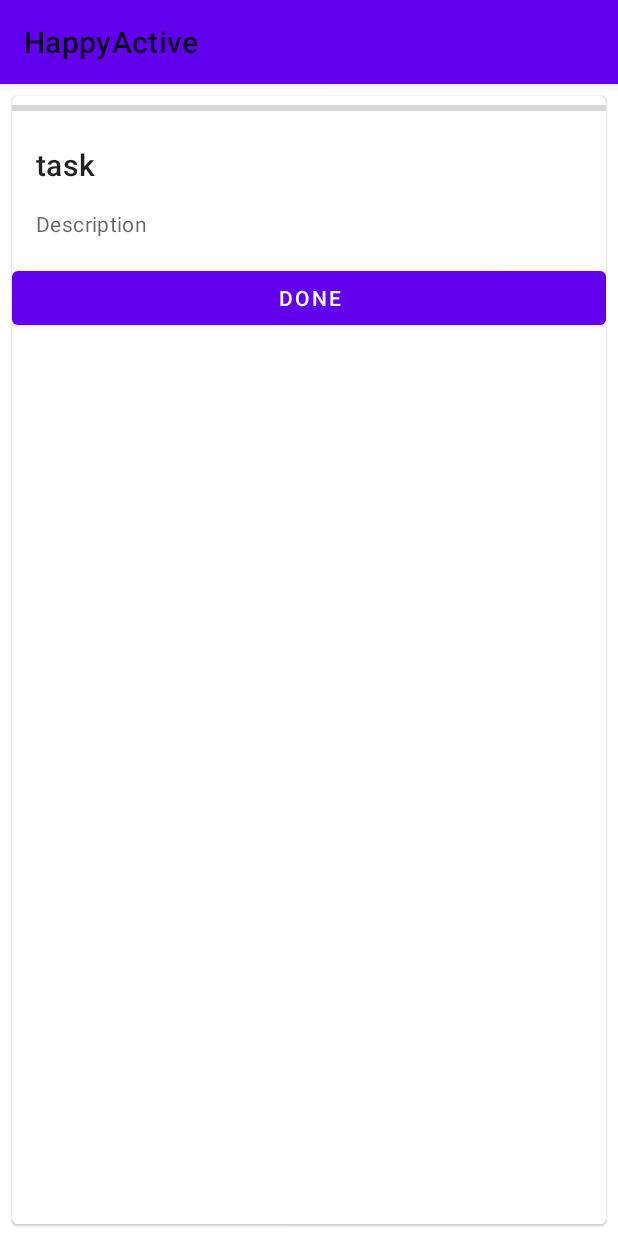
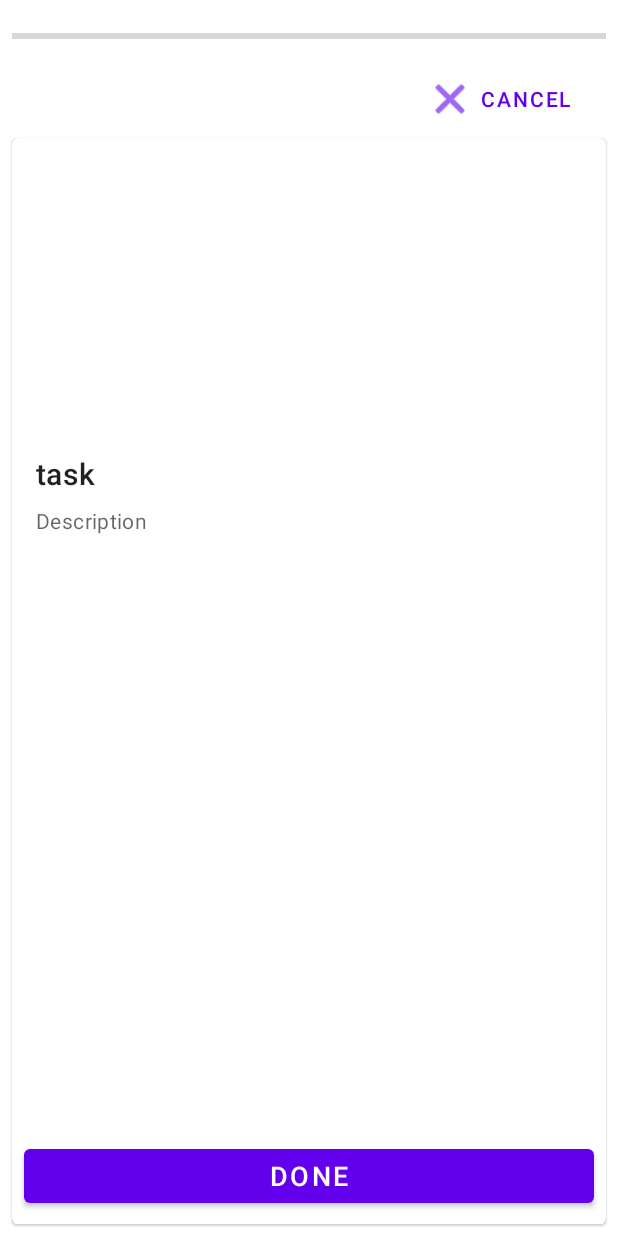
Before and after one commit to ZakharA/HappyActive, an Android app: the TaskFragment screen opened directly, with no data from a screen before it, on a phone screen of 412 x 824 dp. Run offline under Robolectric (Android 15) with nearby library versions, the phone set to English and light mode, and no system bars; our stand-ins replace Room's generated code; 4 statements that could not run were skipped.

Commit message:
impl: update session record after acitivity was canceled

```diff
--- a/app/build.gradle
+++ b/app/build.gradle
@@ -54,4 +54,6 @@ dependencies {
     androidTestImplementation 'androidx.test.ext:junit:1.1.1'
     androidTestImplementation 'androidx.test.espresso:espresso-core:3.2.0'
     androidTestImplementation "androidx.arch.core:core-testing:2.1.0"
+    //noinspection GradleCompatible
+    implementation 'com.android.support:cardview-v7:28.0.0'
 }
--- a/app/src/main/java/edu/monash/student/happyactive/ActivityPackages/Repositories/ActivitySessionRepository.java
+++ b/app/src/main/java/edu/monash/student/happyactive/ActivityPackages/Repositories/ActivitySessionRepository.java
@@ -27,7 +27,7 @@ public class ActivitySessionRepository {
     }
 
     public void cancelSession(ActivitySession session) {
-        activitySessionDao.cancelSession(session);
+        new cancelAsyncTask(activitySessionDao).execute(session);
     }
 
     public void addNewJournalEntry(ActivityJournal journalEntry) {
@@ -78,4 +78,19 @@ public class ActivitySessionRepository {
             super.onPostExecute(aLong);
         }
     }
+
+    private static class cancelAsyncTask extends AsyncTask<ActivitySession, Void, Void> {
+        private ActivitySessionDao mSessionDao;
+
+        public cancelAsyncTask(ActivitySessionDao mSessionDao) {
+            this.mSessionDao = mSessionDao;
+        }
+
+        @Override
+        protected Void doInBackground(ActivitySession... activitySessions) {
+            mSessionDao.cancelSession(activitySessions[0]);
+            return null;
+        }
+
+    }
 }
--- a/app/src/main/java/edu/monash/student/happyactive/ActivityPackages/viewModels/ActivitySessionViewModel.java
+++ b/app/src/main/java/edu/monash/student/happyactive/ActivityPackages/viewModels/ActivitySessionViewModel.java
@@ -68,6 +68,11 @@ public class ActivitySessionViewModel  extends AndroidViewModel {
         activitySessionRepository.insertNewSession(activitySession);
     }
 
+    public void cancelSession() {
+        activitySession.currentTaskId = sessionManager.completeTaskInProgress().id;
+        activitySessionRepository.cancelSession(activitySession);
+    }
+
     public static class Factory extends ViewModelProvider.NewInstanceFactory {
         @NonNull
         private final Application application;
--- a/app/src/main/java/edu/monash/student/happyactive/fragments/TaskFragment.java
+++ b/app/src/main/java/edu/monash/student/happyactive/fragments/TaskFragment.java
@@ -1,5 +1,6 @@
 package edu.monash.student.happyactive.fragments;
 
+import android.content.DialogInterface;
 import android.os.Bundle;
 
 import androidx.annotation.NonNull;
@@ -13,6 +14,8 @@ import android.view.ViewGroup;
 import android.widget.Button;
 import android.widget.ProgressBar;
 import android.widget.TextView;
+
+import com.google.android.material.dialog.MaterialAlertDialogBuilder;
 
 import org.w3c.dom.Text;
 
@@ -59,6 +62,7 @@ public class TaskFragment extends Fragment {
         mTaskDescription = view.findViewById(R.id.task_description);
         mProgressBar = view.findViewById(R.id.task_progress_bar);
         Button doneButton = view.findViewById(R.id.done_task_button);
+        Button cancelButton = view.findViewById(R.id.cancel_session_button);
 
         doneButton.setOnClickListener(new View.OnClickListener() {
             @Override
@@ -70,6 +74,29 @@ public class TaskFragment extends Fragment {
                     doneButton.setText(R.string.complete_activity_text);
                     mSessionViewModel.saveSessionAfterActivityIsCompleted();
                 }
+            }
+        });
+
+        cancelButton.setOnClickListener(new View.OnClickListener() {
+            @Override
+            public void onClick(View v) {
+                MaterialAlertDialogBuilder builder = new MaterialAlertDialogBuilder(getActivity());
+                builder.setTitle(getResources().getString(R.string.dialog_cancel_session))
+                        .setNegativeButton(getResources().getText(R.string.no), new DialogInterface.OnClickListener() {
+                            @Override
+                            public void onClick(DialogInterface dialog, int which) {
+
+                            }
+                        })
+                        .setPositiveButton(getResources().getString(R.string.yes), new DialogInterface.OnClickListener() {
+                            @Override
+                            public void onClick(DialogInterface dialog, int which) {
+                                mSessionViewModel.cancelSession();
+                                //#TODO redirect to main screen
+                            }
+                        })
+                        .show();
+
             }
         });
         return view;
--- a/app/src/main/res/layout/fragment_task.xml
+++ b/app/src/main/res/layout/fragment_task.xml
@@ -1,27 +1,65 @@
 <?xml version="1.0" encoding="utf-8"?>
 <FrameLayout xmlns:android="http://schemas.android.com/apk/res/android"
+    xmlns:app="http://schemas.android.com/apk/res-auto"
     xmlns:tools="http://schemas.android.com/tools"
     android:layout_width="match_parent"
     android:layout_height="match_parent"
     android:id="@+id/task_fragment"
     tools:context=".SessionActivity">
 
+    <RelativeLayout
+        android:layout_width="match_parent"
+        android:layout_height="match_parent">
+
+        <ProgressBar
+            android:id="@+id/task_progress_bar"
+            style="@style/Widget.AppCompat.ProgressBar.Horizontal"
+            android:layout_width="match_parent"
+            android:layout_height="wrap_content"
+            android:layout_marginStart="8dp"
+            android:layout_marginLeft="8dp"
+            android:layout_marginTop="16dp"
+            android:layout_marginEnd="8dp"
+            android:layout_marginRight="8dp" />
+
+        <Button
+            android:id="@+id/cancel_session_button"
+            style="@style/Widget.MaterialComponents.Button.TextButton.Icon"
+            android:layout_width="wrap_content"
+            android:layout_height="wrap_content"
+            android:layout_below="@id/task_progress_bar"
+            android:layout_alignParentRight="true"
+            android:layout_marginTop="8dp"
+            android:layout_marginEnd="24dp"
+            android:layout_marginRight="24dp"
+            android:text="@string/cancel_session_button"
+            android:textSize="14sp"
+            app:icon="@android:drawable/ic_menu_close_clear_cancel" />
+
+
         <com.google.android.material.card.MaterialCardView
             android:id="@+id/card"
             android:layout_width="match_parent"
             android:layout_height="match_parent"
-        android:layout_margin="8dp">
+            android:layout_below="@id/cancel_session_button"
+            android:layout_marginStart="8dp"
+            android:layout_marginLeft="8dp"
+            android:layout_marginTop="0dp"
+            android:layout_marginEnd="8dp"
+            android:layout_marginRight="8dp"
+            android:layout_marginBottom="8dp">
 
             <LinearLayout
                 android:layout_width="match_parent"
-            android:layout_height="match_parent"
+                android:layout_height="wrap_content"
                 android:orientation="vertical">
 
-            <ProgressBar
-                android:id="@+id/task_progress_bar"
-                style="?android:attr/progressBarStyleHorizontal"
+                <!-- Media -->
+                <ImageView
                     android:layout_width="match_parent"
-                android:layout_height="wrap_content" />
+                    android:layout_height="194dp"
+                    android:contentDescription="@string/content_description_media"
+                    android:scaleType="centerCrop" />
 
                 <LinearLayout
                     android:layout_width="match_parent"
@@ -29,6 +67,7 @@
                     android:orientation="vertical"
                     android:padding="16dp">
 
+                    <!-- Title, secondary and supporting text -->
                     <TextView
                         android:id="@+id/task_title"
                         android:layout_width="wrap_content"
@@ -40,22 +79,33 @@
                         android:id="@+id/task_description"
                         android:layout_width="wrap_content"
                         android:layout_height="wrap_content"
-                    android:layout_marginTop="16dp"
+                        android:layout_marginTop="8dp"
                         android:text="@string/task_description"
                         android:textAppearance="?attr/textAppearanceBody2"
                         android:textColor="?android:attr/textColorSecondary" />
 
                 </LinearLayout>
 
-            <Button
-                android:id="@+id/done_task_button"
-                android:layout_width="match_parent"
-                android:layout_height="wrap_content"
-                android:layout_gravity="bottom|center"
-                android:text="@string/task_done_button" />
+                <!-- Buttons -->
 
             </LinearLayout>
 
         </com.google.android.material.card.MaterialCardView>
 
+        <Button
+            android:id="@+id/done_task_button"
+            android:layout_width="match_parent"
+            android:layout_height="wrap_content"
+            android:layout_alignParentBottom="true"
+            android:layout_marginStart="16dp"
+            android:layout_marginLeft="16dp"
+            android:layout_marginEnd="16dp"
+            android:layout_marginRight="16dp"
+            android:layout_marginBottom="16dp"
+            android:text="@string/task_done_button"
+            android:textSize="18sp" />
+
+    </RelativeLayout>
+
+
 </FrameLayout>
--- a/app/src/main/res/values/strings.xml
+++ b/app/src/main/res/values/strings.xml
@@ -11,4 +11,9 @@
     <string name="task_description">Description</string>
     <string name="task_done_button">Done</string>
     <string name="complete_activity_text">Complete</string>
+    <string name="cancel_session_button">Cancel</string>
+    <string name="content_description_media">image</string>
+    <string name="dialog_cancel_session">do you want to cancel activity?</string>
+    <string name="no">NO</string>
+    <string name="yes">YES</string>
 </resources>
--- a/app/src/main/res/values/styles.xml
+++ b/app/src/main/res/values/styles.xml
@@ -1,7 +1,7 @@
 <resources>
 
 
-    <style name="AppTheme" parent="Theme.MaterialComponents.Light">
+    <style name="AppTheme" parent="Theme.MaterialComponents.Light.NoActionBar">
         <!-- Add attributes here -->
         <item name="colorPrimary">@color/colorPrimary</item>
         <item name="colorPrimaryDark">@color/colorPrimaryDark</item>
```
Lines whose indentation alone changed are shown as unchanged.
